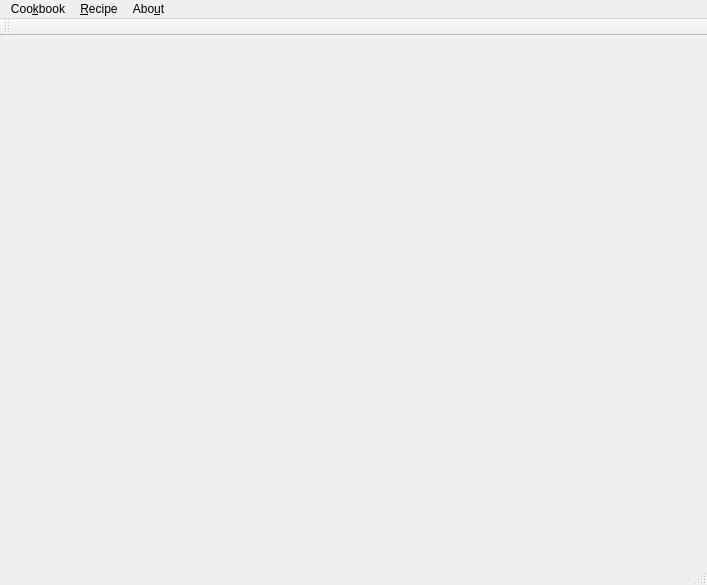
This is recpp/recpp.ui in mwip/recpp as Qt 5 draws it before an edit. The edited form follows.
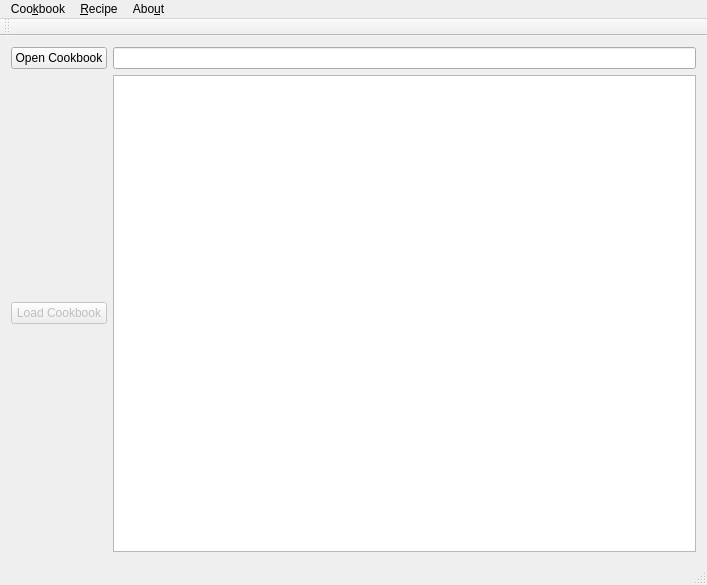
This is the edited form.

Commit message: first funcitonal loading cookbook to screen

The edit to the form file:
```diff
--- a/recpp/recpp.ui
+++ b/recpp/recpp.ui
@@ -13,7 +13,33 @@
   <property name="windowTitle">
    <string>recpp</string>
   </property>
-  <widget class="QWidget" name="centralWidget"/>
+  <widget class="QWidget" name="centralWidget">
+   <layout class="QGridLayout" name="gridLayout">
+    <item row="1" column="3">
+     <widget class="QTableView" name="tableView"/>
+    </item>
+    <item row="0" column="3">
+     <widget class="QLineEdit" name="labelCurrentCookBook"/>
+    </item>
+    <item row="0" column="1">
+     <widget class="QPushButton" name="buttonOpenCookbook">
+      <property name="text">
+       <string>Open Cookbook</string>
+      </property>
+     </widget>
+    </item>
+    <item row="1" column="1">
+     <widget class="QPushButton" name="buttonLoadCookbook">
+      <property name="enabled">
+       <bool>false</bool>
+      </property>
+      <property name="text">
+       <string>Load Cookbook</string>
+      </property>
+     </widget>
+    </item>
+   </layout>
+  </widget>
   <widget class="QMenuBar" name="menuBar">
    <property name="geometry">
     <rect>
```
The commit also changes 5 other files.
